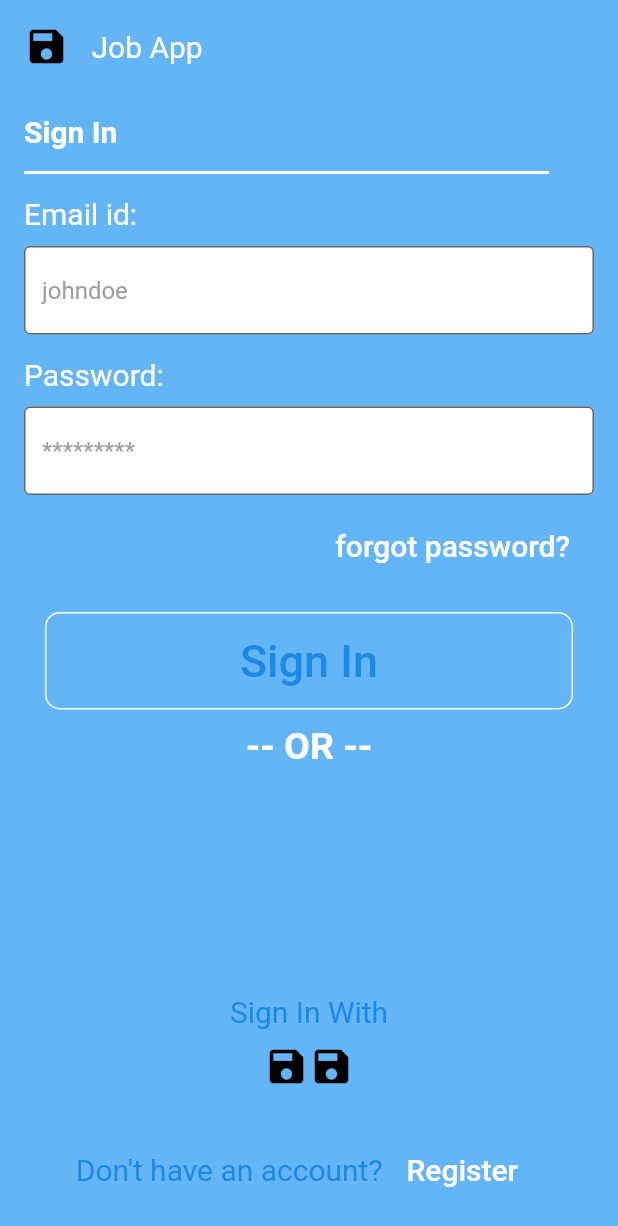
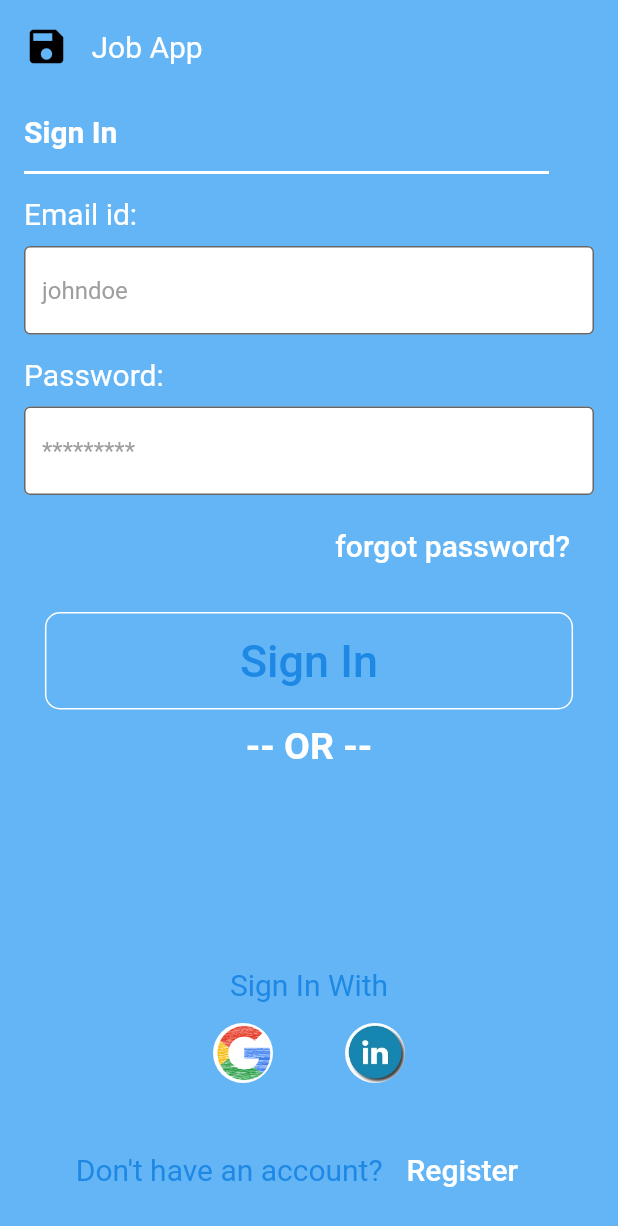
Before and after one commit to bhokarekedar/mess, a Flutter app: the screen it shows after launch, on a phone screen of 412 x 824 dp. Shown: the top 1226 px of the screen. Run offline on Flutter 3.47's test engine with Material 2 defaults, Android fonts, the phone set to English and light mode, and no system bars.

Commit message:
updated login page

```diff
--- a/lib/main.dart
+++ b/lib/main.dart
@@ -177,17 +177,22 @@ class HomePage extends StatelessWidget {
                       Row(
                         mainAxisAlignment: MainAxisAlignment.center,
                         children: [
-                          Icon(
-                            Icons.save,
-                            color: Colors.black,
-                            size: 30.0,
-                            semanticLabel: 'search jobs',
+                          FlatButton(
+                            onPressed: () {},
+                            child: CircleAvatar(
+                              // radius: 20.0,
+                              backgroundImage: AssetImage('assets/google.png'),
+                              backgroundColor: Colors.transparent,
+                            ),
                           ),
-                          Icon(
-                            Icons.save,
-                            color: Colors.black,
-                            size: 30.0,
-                            semanticLabel: 'search jobs',
+                          FlatButton(
+                            onPressed: () {},
+                            child: CircleAvatar(
+                              //radius: 20.0,
+                              backgroundImage:
+                                  AssetImage('assets/linkedin.jpg'),
+                              backgroundColor: Colors.transparent,
+                            ),
                           ),
                         ],
                       ),
```
Also changed, not shown: assets/google.png (added), assets/linkedin.jpg (added).
